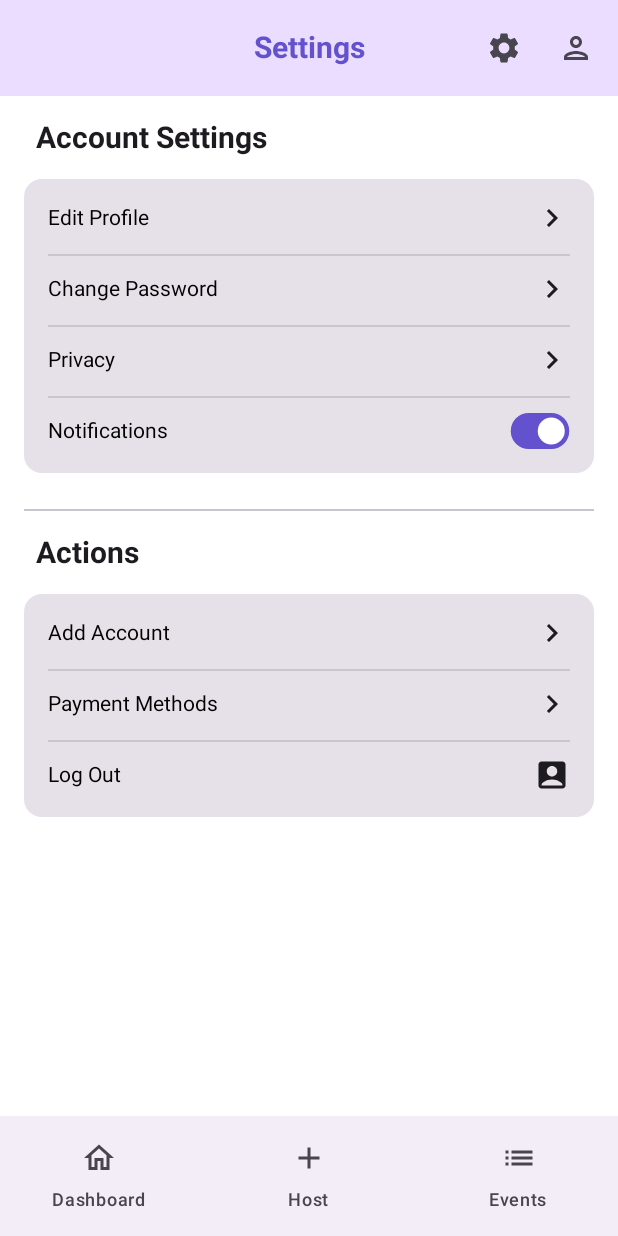
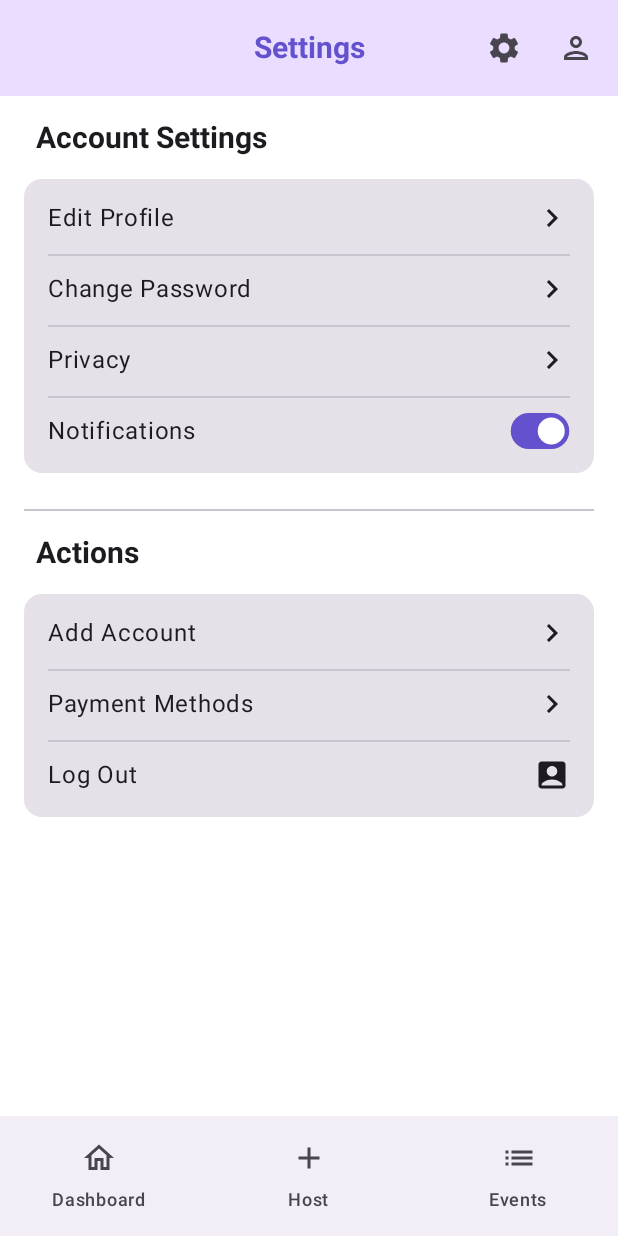
Before and after one commit to mustafataibah/InstaSport, an Android app built with Jetpack Compose: the SettingsScreen screen opened through its navigation route, on a phone screen of 412 x 824 dp. Run offline under Robolectric (Android 15) with nearby library versions, the phone set to English and light mode, and no system bars; our stand-ins replace Firebase (no records; nobody signed in at launch, a user with empty details on screens opened directly), accompanist; 1 statement that could not run was skipped.

Commit message:
minor updates

```diff
--- a/app/src/main/java/com/amt/instasport/ui/onboarding/LoginScreen.kt
+++ b/app/src/main/java/com/amt/instasport/ui/onboarding/LoginScreen.kt
@@ -165,7 +165,8 @@ fun LoginScreen(
                 onValueChange = { email = it },
                 label = { Text("Email Address") },
                 modifier = Modifier.fillMaxWidth(),
-                keyboardOptions = KeyboardOptions(keyboardType = KeyboardType.Email)
+                keyboardOptions = KeyboardOptions(keyboardType = KeyboardType.Email),
+                singleLine = true
             )
             Spacer(Modifier.height(16.dp))
             OutlinedTextField(
@@ -184,6 +185,7 @@ fun LoginScreen(
                         )
                     }
                 },
+                singleLine = true
             )
             Row(
                 modifier = Modifier.fillMaxWidth(), horizontalArrangement = Arrangement.End
--- a/app/src/main/java/com/amt/instasport/ui/onboarding/PhoneAuthScreen.kt
+++ b/app/src/main/java/com/amt/instasport/ui/onboarding/PhoneAuthScreen.kt
@@ -114,7 +114,8 @@ fun PhoneAuthScreen(
                 onValueChange = { phoneNumber = it },
                 label = { Text("Phone Number") },
                 keyboardOptions = KeyboardOptions(keyboardType = KeyboardType.Phone),
-                modifier = Modifier.fillMaxWidth()
+                modifier = Modifier.fillMaxWidth(),
+                singleLine = true
             )
 
             Spacer(modifier = Modifier.height(24.dp))
@@ -137,7 +138,8 @@ fun PhoneAuthScreen(
                 onValueChange = { verificationCode = it },
                 label = { Text("Verification Code") },
                 keyboardOptions = KeyboardOptions(keyboardType = KeyboardType.Number),
-                modifier = Modifier.fillMaxWidth()
+                modifier = Modifier.fillMaxWidth(),
+                singleLine = true
             )
 
             Spacer(modifier = Modifier.height(24.dp))
--- a/app/src/main/java/com/amt/instasport/ui/onboarding/SignUpScreen.kt
+++ b/app/src/main/java/com/amt/instasport/ui/onboarding/SignUpScreen.kt
@@ -156,7 +156,8 @@ fun SignUpScreen(navController: NavController, authViewModel: AuthViewModel) {
                 onValueChange = { email = it },
                 label = { Text("Email Address") },
                 modifier = Modifier.fillMaxWidth(),
-                keyboardOptions = KeyboardOptions(keyboardType = KeyboardType.Email)
+                keyboardOptions = KeyboardOptions(keyboardType = KeyboardType.Email),
+                singleLine = true
             )
             Spacer(Modifier.height(16.dp))
             OutlinedTextField(
@@ -175,6 +176,7 @@ fun SignUpScreen(navController: NavController, authViewModel: AuthViewModel) {
                         )
                     }
                 },
+                singleLine = true
             )
             Spacer(Modifier.height(65.dp))
             Button(
--- a/app/src/main/java/com/amt/instasport/ui/view/SettingsScreen.kt
+++ b/app/src/main/java/com/amt/instasport/ui/view/SettingsScreen.kt
@@ -1,5 +1,6 @@
 package com.amt.instasport.ui.view
 
+import androidx.compose.foundation.clickable
 import androidx.compose.foundation.layout.Arrangement
 import androidx.compose.foundation.layout.Column
 import androidx.compose.foundation.layout.Row
@@ -8,7 +9,6 @@ import androidx.compose.foundation.layout.fillMaxWidth
 import androidx.compose.foundation.layout.padding
 import androidx.compose.foundation.layout.size
 import androidx.compose.foundation.lazy.LazyColumn
-import androidx.compose.foundation.text.ClickableText
 import androidx.compose.material.icons.Icons
 import androidx.compose.material.icons.filled.AccountBox
 import androidx.compose.material.icons.filled.KeyboardArrowRight
@@ -64,19 +64,31 @@ fun SettingsScreen (navController: NavController? = null) {
                     )
             ) {
                 item {
-                    SettingsItem(title = "Edit Profile", switchable = false)
+                    SettingsItem(
+                        title = "Edit Profile",
+                        switchable = false,
+                        onClick = {} )
                     Divider()
                 }
                 item {
-                    SettingsItem(title = "Change Password", switchable = false)
+                    SettingsItem(
+                        title = "Change Password",
+                        switchable = false,
+                        onClick = {} )
                     Divider()
                 }
                 item {
-                    SettingsItem(title = "Privacy", switchable = false)
+                    SettingsItem(
+                        title = "Privacy",
+                        switchable = false,
+                        onClick = {} )
                     Divider()
                 }
                 item {
-                    SettingsItem(title = "Notifications", switchable = true)
+                    SettingsItem(
+                        title = "Notifications",
+                        switchable = true,
+                        onClick = {} )
                 }
             }
         }
@@ -103,15 +115,25 @@ fun SettingsScreen (navController: NavController? = null) {
                     )
             ) {
                 item {
-                    SettingsItem(title = "Add Account", switchable = false)
+                    SettingsItem(
+                        title = "Add Account",
+                        switchable = false,
+                        onClick = {} )
                     Divider()
                 }
                 item {
-                    SettingsItem(title = "Payment Methods", switchable = false)
+                    SettingsItem(
+                        title = "Payment Methods",
+                        switchable = false,
+                        onClick = {} )
                     Divider()
                 }
                 item {
-                    SettingsItem(title = "Log Out", switchable = false, Icons.Default.AccountBox)
+                    SettingsItem(
+                        title = "Log Out",
+                        switchable = false,
+                        Icons.Default.AccountBox,
+                        onClick = {} )
                 }
             }
         }
@@ -122,19 +144,18 @@ fun SettingsScreen (navController: NavController? = null) {
 private fun SettingsItem (
     title: String,
     switchable: Boolean,
-    icon: ImageVector? = Icons.Default.KeyboardArrowRight
+    icon: ImageVector? = Icons.Default.KeyboardArrowRight,
+    onClick: () -> Unit
 ) {
     Row(
         modifier = Modifier
             .padding(top = 10.dp, bottom = 12.dp)
-            .fillMaxWidth(),
+            .fillMaxWidth()
+            .clickable { onClick() },
         horizontalArrangement = Arrangement.SpaceBetween,
         verticalAlignment = Alignment.CenterVertically
     ) {
-        ClickableText(
-            text = AnnotatedString(title),
-            onClick = { /*TODO*/ }
-        )
+        Text(text = AnnotatedString(title))
         if (switchable) {
             Switch()
         } else {
```
